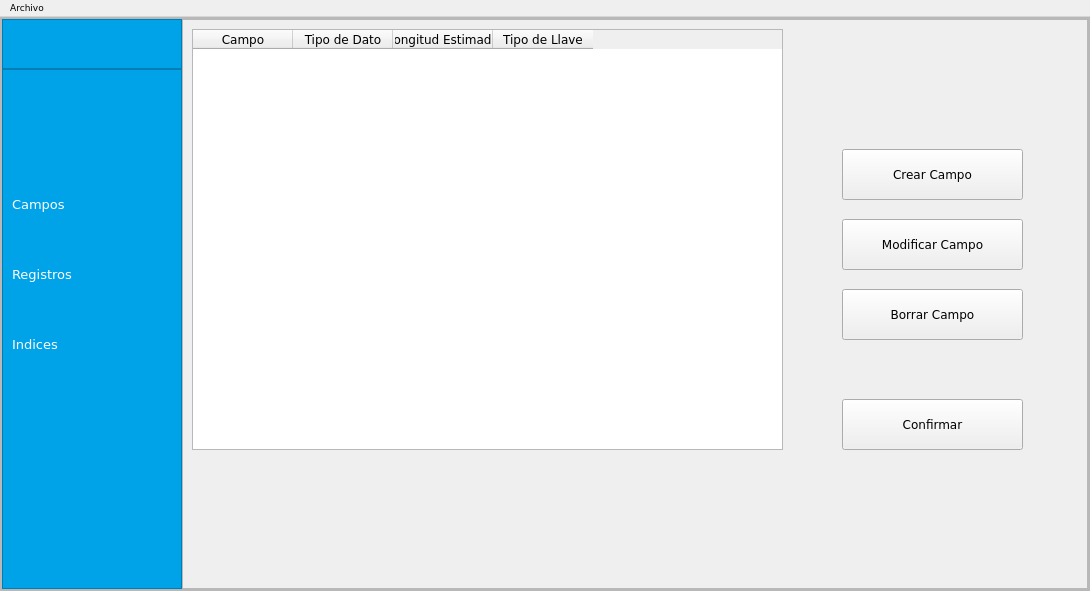
evaldez11/proyecto-EDDII, file mainwindow.ui: the form before one commit.
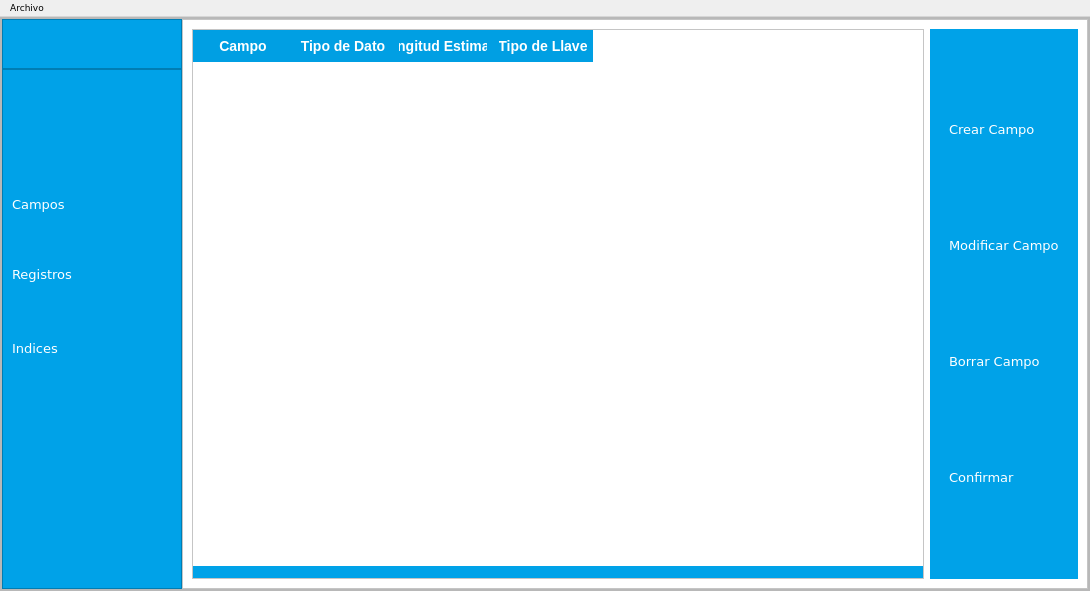
The form after the commit. Icons and pictures are not drawn.

```diff
--- a/mainwindow.ui
+++ b/mainwindow.ui
@@ -280,9 +280,9 @@
                 <property name="geometry">
                  <rect>
                   <x>0</x>
-                  <y>250</y>
+                  <y>259</y>
                   <width>180</width>
-                  <height>50</height>
+                  <height>41</height>
                  </rect>
                 </property>
                 <property name="font">
@@ -318,6 +318,12 @@
                   <height>30</height>
                  </size>
                 </property>
+                <property name="checkable">
+                 <bool>true</bool>
+                </property>
+                <property name="autoExclusive">
+                 <bool>true</bool>
+                </property>
                </widget>
               </widget>
              </item>
@@ -326,6 +332,11 @@
           </item>
           <item>
            <widget class="QFrame" name="frame_4">
+            <property name="styleSheet">
+             <string notr="true">QFrame{
+background: #FFFFFF;
+}</string>
+            </property>
             <property name="frameShape">
              <enum>QFrame::Shape::StyledPanel</enum>
             </property>
@@ -333,6 +344,21 @@
              <enum>QFrame::Shadow::Raised</enum>
             </property>
             <layout class="QVBoxLayout" name="verticalLayout_3">
+             <property name="spacing">
+              <number>0</number>
+             </property>
+             <property name="leftMargin">
+              <number>0</number>
+             </property>
+             <property name="topMargin">
+              <number>0</number>
+             </property>
+             <property name="rightMargin">
+              <number>0</number>
+             </property>
+             <property name="bottomMargin">
+              <number>0</number>
+             </property>
              <item>
               <widget class="QStackedWidget" name="stackedWidget">
                <property name="currentIndex">
@@ -397,21 +423,85 @@
                 </layout>
                </widget>
                <widget class="QWidget" name="pg_Campos">
+                <layout class="QHBoxLayout" name="horizontalLayout_3">
+                 <item>
+                  <widget class="QFrame" name="frame_3">
+                   <property name="frameShape">
+                    <enum>QFrame::Shape::StyledPanel</enum>
+                   </property>
+                   <property name="frameShadow">
+                    <enum>QFrame::Shadow::Raised</enum>
+                   </property>
+                   <layout class="QVBoxLayout" name="verticalLayout_5">
+                    <property name="spacing">
+                     <number>0</number>
+                    </property>
+                    <property name="leftMargin">
+                     <number>0</number>
+                    </property>
+                    <property name="topMargin">
+                     <number>0</number>
+                    </property>
+                    <property name="rightMargin">
+                     <number>0</number>
+                    </property>
+                    <property name="bottomMargin">
+                     <number>0</number>
+                    </property>
+                    <item>
                 <widget class="QTableWidget" name="tableWidget">
-                 <property name="geometry">
-                  <rect>
-                   <x>0</x>
-                   <y>0</y>
-                   <width>591</width>
-                   <height>421</height>
-                  </rect>
-                 </property>
                  <property name="maximumSize">
                   <size>
                    <width>886</width>
                    <height>536</height>
                   </size>
                  </property>
+                      <property name="styleSheet">
+                       <string notr="true">QTableWidget {
+    background-color: #ffffff;
+    border: none;
+    gridline-color: #d0d0d0;
+    font-size: 14px;
+    color: #2f2f2f;
+    selection-background-color: #009fe3;   /* azul corporativo */
+    selection-color: white;
+}
+
+QHeaderView::section {
+    background-color: #009fe3;      /* azul */
+    color: white;
+    padding: 6px;
+    border: none;
+    font-weight: bold;
+    font-size: 14px;
+}
+
+QTableCornerButton::section {
+    background-color: #009fe3;
+}
+
+QTableWidget QTableView {
+    outline: 0; 
+}
+
+QScrollBar:vertical {
+    width: 10px;
+    background: #e0e0e0;
+}
+
+QScrollBar::handle:vertical {
+    background: #009fe3;
+    border-radius: 5px;
+}
+
+QScrollBar::add-line,
+QScrollBar::sub-line {
+    height: 0px;
+}</string>
+                      </property>
+                      <property name="frameShape">
+                       <enum>QFrame::Shape::WinPanel</enum>
+                      </property>
                  <column>
                   <property name="text">
                    <string>Campo</string>
@@ -433,14 +523,61 @@
                   </property>
                  </column>
                 </widget>
+                    </item>
+                    <item>
+                     <widget class="QFrame" name="frame_7">
+                      <property name="styleSheet">
+                       <string notr="true">QFrame{
+background: #00A2E8;
+}</string>
+                      </property>
+                      <property name="frameShape">
+                       <enum>QFrame::Shape::NoFrame</enum>
+                      </property>
+                      <property name="frameShadow">
+                       <enum>QFrame::Shadow::Raised</enum>
+                      </property>
+                     </widget>
+                    </item>
+                   </layout>
+                  </widget>
+                 </item>
+                 <item>
+                  <widget class="QFrame" name="frame_6">
+                   <property name="styleSheet">
+                    <string notr="true">QFrame{
+background: #00A2E8;
+}</string>
+                   </property>
+                   <property name="frameShape">
+                    <enum>QFrame::Shape::NoFrame</enum>
+                   </property>
+                   <property name="frameShadow">
+                    <enum>QFrame::Shadow::Raised</enum>
+                   </property>
+                   <layout class="QVBoxLayout" name="verticalLayout_7">
+                    <item>
                 <widget class="QPushButton" name="pushButtonCrearCampo">
-                 <property name="geometry">
-                  <rect>
-                   <x>650</x>
-                   <y>120</y>
-                   <width>181</width>
-                   <height>51</height>
-                  </rect>
+                      <property name="font">
+                       <font>
+                        <family>Verdana</family>
+                        <pointsize>10</pointsize>
+                       </font>
+                      </property>
+                      <property name="cursor">
+                       <cursorShape>PointingHandCursor</cursorShape>
+                      </property>
+                      <property name="styleSheet">
+                       <string notr="true">QPushButton{
+background: transparent;
+color: #fff;
+border: none;
+padding: 10px;
+text-align: left;
+}
+QPushButton:Hover{
+background: #0070A1;
+}</string>
                  </property>
                  <property name="text">
                   <string>Crear Campo</string>
@@ -448,18 +585,42 @@
                  <property name="icon">
                   <iconset theme="QIcon::ThemeIcon::FolderNew"/>
                  </property>
+                      <property name="checkable">
+                       <bool>true</bool>
+                      </property>
+                      <property name="checked">
+                       <bool>true</bool>
+                      </property>
+                      <property name="autoExclusive">
+                       <bool>true</bool>
+                      </property>
                  <property name="flat">
                   <bool>false</bool>
                  </property>
                 </widget>
+                    </item>
+                    <item>
                 <widget class="QPushButton" name="pushButtonModificarCampo">
-                 <property name="geometry">
-                  <rect>
-                   <x>650</x>
-                   <y>190</y>
-                   <width>181</width>
-                   <height>51</height>
-                  </rect>
+                      <property name="font">
+                       <font>
+                        <family>Verdana</family>
+                        <pointsize>10</pointsize>
+                       </font>
+                      </property>
+                      <property name="cursor">
+                       <cursorShape>PointingHandCursor</cursorShape>
+                      </property>
+                      <property name="styleSheet">
+                       <string notr="true">QPushButton{
+background: transparent;
+color: #fff;
+border: none;
+padding: 10px;
+text-align: left;
+}
+QPushButton:Hover{
+background: #0070A1;
+}</string>
                  </property>
                  <property name="text">
                   <string>Modificar Campo</string>
@@ -467,18 +628,42 @@
                  <property name="icon">
                   <iconset theme="QIcon::ThemeIcon::DocumentProperties"/>
                  </property>
+                      <property name="checkable">
+                       <bool>true</bool>
+                      </property>
+                      <property name="checked">
+                       <bool>false</bool>
+                      </property>
+                      <property name="autoExclusive">
+                       <bool>true</bool>
+                      </property>
                  <property name="flat">
                   <bool>false</bool>
                  </property>
                 </widget>
+                    </item>
+                    <item>
                 <widget class="QPushButton" name="pushButtonBorrarCampo">
-                 <property name="geometry">
-                  <rect>
-                   <x>650</x>
-                   <y>260</y>
-                   <width>181</width>
-                   <height>51</height>
-                  </rect>
+                      <property name="font">
+                       <font>
+                        <family>Verdana</family>
+                        <pointsize>10</pointsize>
+                       </font>
+                      </property>
+                      <property name="cursor">
+                       <cursorShape>PointingHandCursor</cursorShape>
+                      </property>
+                      <property name="styleSheet">
+                       <string notr="true">QPushButton{
+background: transparent;
+color: #fff;
+border: none;
+padding: 10px;
+text-align: left;
+}
+QPushButton:Hover{
+background: #0070A1;
+}</string>
                  </property>
                  <property name="text">
                   <string>Borrar Campo</string>
@@ -486,26 +671,73 @@
                  <property name="icon">
                   <iconset theme="QIcon::ThemeIcon::EditDelete"/>
                  </property>
+                      <property name="checkable">
+                       <bool>true</bool>
+                      </property>
+                      <property name="checked">
+                       <bool>false</bool>
+                      </property>
+                      <property name="autoExclusive">
+                       <bool>true</bool>
+                      </property>
                  <property name="flat">
                   <bool>false</bool>
                  </property>
                 </widget>
+                    </item>
+                    <item>
                 <widget class="QPushButton" name="pushButtonConfirmar">
-                 <property name="geometry">
-                  <rect>
-                   <x>650</x>
-                   <y>370</y>
-                   <width>181</width>
-                   <height>51</height>
-                  </rect>
+                      <property name="font">
+                       <font>
+                        <family>Verdana</family>
+                        <pointsize>10</pointsize>
+                       </font>
+                      </property>
+                      <property name="cursor">
+                       <cursorShape>PointingHandCursor</cursorShape>
+                      </property>
+                      <property name="styleSheet">
+                       <string notr="true">QPushButton {
+    background: transparent;
+    color: #ffffff;
+    border: none;
+    padding: 10px;
+    text-align: left;
+}
+
+/* Hover */
+QPushButton:hover:enabled {
+    background: #0070A1;
+}
+
+/* Estado deshabilitado — elegante */
+QPushButton:disabled {
+    background:  #00A2E8;   /* un brillo leve */
+    color: rgba(255, 255, 255, 120);         /* texto blanco apagado */
+    border: none;
+}</string>
                  </property>
                  <property name="text">
                   <string>Confirmar</string>
                  </property>
+                      <property name="icon">
+                       <iconset theme="QIcon::ThemeIcon::AppointmentNew"/>
+                      </property>
+                      <property name="checkable">
+                       <bool>true</bool>
+                      </property>
+                      <property name="autoExclusive">
+                       <bool>true</bool>
+                      </property>
                  <property name="flat">
                   <bool>false</bool>
                  </property>
                 </widget>
+                    </item>
+                   </layout>
+                  </widget>
+                 </item>
+                </layout>
                </widget>
               </widget>
              </item>
```
Left out of the diff: 17 changed lines with no effect on the pictures. Lines whose indentation alone changed are shown as unchanged.
